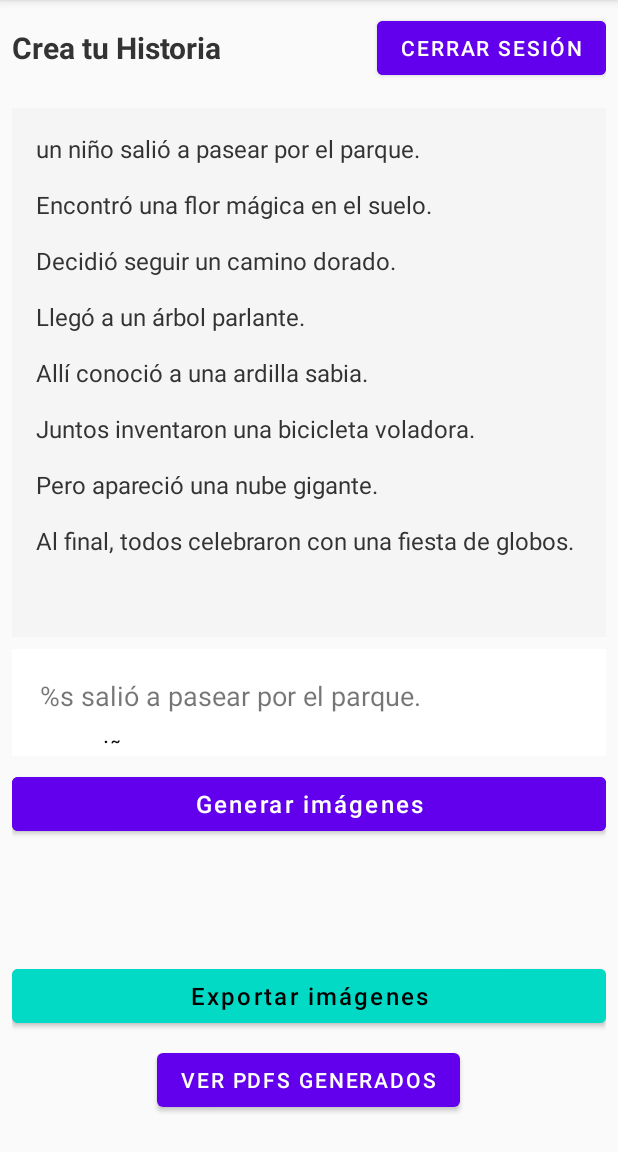
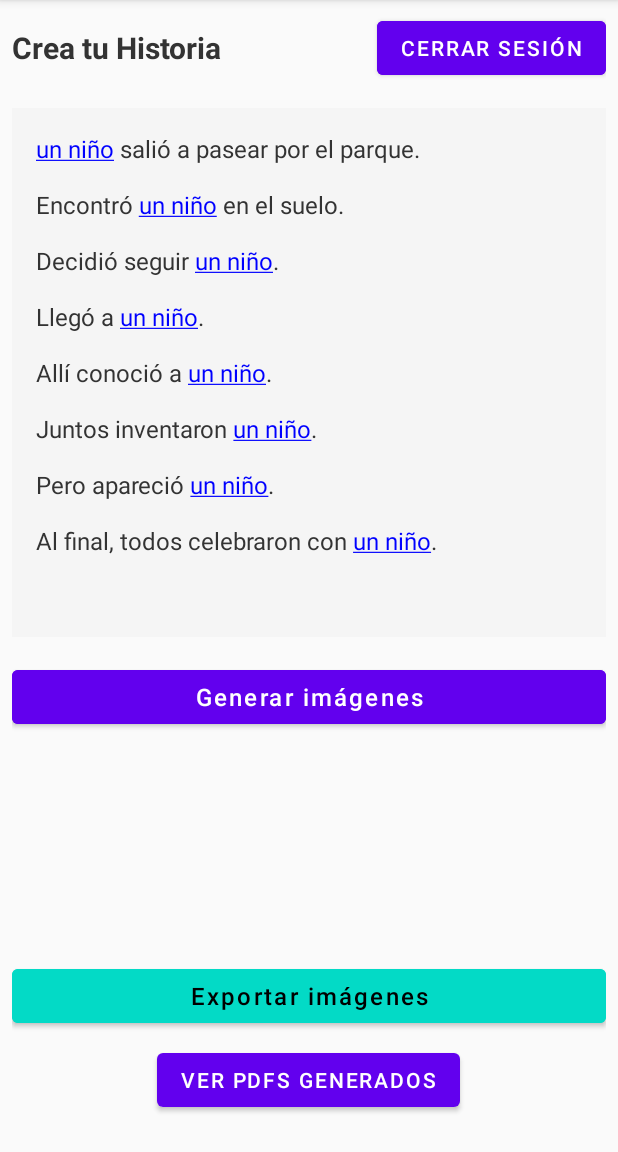
Before and after one commit to spardoc/StoryLens, an Android app: the screen it shows after launch once a user with an empty profile is signed in (MainActivity), on a phone screen of 412 x 824 dp, the part 84-1236 px from its top. Run offline under Robolectric (Android 15) with nearby library versions, the phone set to English and light mode, and no system bars; our stand-ins replace Firebase (no records; nobody signed in at launch, a user with empty details on screens opened directly); pictures from the network do not load; 2 statements that could not run were skipped.

Commit message:
added more compact history in the design

```diff
--- a/app/src/main/java/com/example/write_vision_ai/main/MainActivity.java
+++ b/app/src/main/java/com/example/write_vision_ai/main/MainActivity.java
@@ -1,11 +1,19 @@
 package com.example.write_vision_ai.main;
+
 
 import android.Manifest;
 import android.content.ActivityNotFoundException;
 import android.content.Intent;
 import android.content.pm.PackageManager;
+import android.graphics.Color;
 import android.net.Uri;
 import android.os.Bundle;
+import android.text.SpannableStringBuilder;
+import android.text.Spanned;
+import android.text.TextPaint;
+import android.text.method.LinkMovementMethod;
+import android.text.style.ClickableSpan;
+import android.view.MotionEvent;
 import android.view.View;
 import android.widget.*;
 
@@ -43,12 +51,12 @@ public class MainActivity extends AppCompatActivity implements ImageAdapter.OnAd
     private FirebaseAuth mAuth;
     private FirebaseFirestore db;
     private final List<String> imageUrls = new ArrayList<>();
-    private final List<Spinner> spinners = new ArrayList<>();
-    private LinearLayout storyLayout;
-    private TextView tvStoryPreview;
+    private TextView tvInteractiveStory;
+    private String[] currentSelections;
+    private SpannableStringBuilder interactiveStoryBuilder;
 
     private static final int REQ_CAPTURE_TEXT = 2001;
-    private static final int REQ_SELECT_FRAME  = 2002;
+    private static final int REQ_SELECT_FRAME = 2002;
     private int pendingImageIndex = -1;
 
     @Override
@@ -66,7 +74,7 @@ public class MainActivity extends AppCompatActivity implements ImageAdapter.OnAd
         // Inicializar Firebase y AppCheck
         FirebaseManager.initialize(this);
         mAuth = FirebaseManager.getAuth();
-        db    = FirebaseManager.getFirestore();
+        db = FirebaseManager.getFirestore();
 
         // Vistas
         initializeViews();
@@ -85,13 +93,37 @@ public class MainActivity extends AppCompatActivity implements ImageAdapter.OnAd
                 startActivity(new Intent(MainActivity.this, PdfListActivity.class))
         );
 
-        // Construir el formulario de historia
-        buildStoryForm(StoryConstants.basePrompts, StoryConstants.options);
+        // Inicializar selecciones
+        currentSelections = new String[StoryConstants.basePrompts.length];
+        for (int i = 0; i < StoryConstants.options.length; i++) {
+            currentSelections[i] = StoryConstants.options[i][0];
+        }
+        Arrays.fill(currentSelections, StoryConstants.options[0][0]); // Valor por defecto
+
+        // Construir historia interactiva
+        buildInteractiveStory();
+
+        // Configurar clics en palabras variables
+        tvInteractiveStory.setMovementMethod(LinkMovementMethod.getInstance());
+        tvInteractiveStory.setOnTouchListener((v, event) -> {
+            if (event.getAction() == MotionEvent.ACTION_UP) {
+                int offset = getOffsetForPosition(tvInteractiveStory, event.getX(), event.getY());
+                if (offset != -1) {
+                    ClickableSpan[] links = interactiveStoryBuilder.getSpans(offset, offset, ClickableSpan.class);
+                    if (links.length > 0) {
+                        links[0].onClick(tvInteractiveStory);
+                        return true;
+                    }
+                }
+            }
+            return false;
+        });
 
         // Generador de imágenes
+        // Cambia esta línea en el onCreate():
         ImageGenerator imageGenerator = new ImageGenerator(
                 this,
-                spinners,
+                currentSelections, // Ahora es String[] en lugar de List<Spinner>
                 StoryConstants.basePrompts,
                 imageUrls,
                 imageAdapter,
@@ -101,6 +133,73 @@ public class MainActivity extends AppCompatActivity implements ImageAdapter.OnAd
 
         // Configurar exportación de PDF
         setupExportPdfButton();
+    }
+
+    private void buildInteractiveStory() {
+        interactiveStoryBuilder = new SpannableStringBuilder();
+
+        for (int i = 0; i < StoryConstants.basePrompts.length; i++) {
+            if (currentSelections[i] == null) {
+                currentSelections[i] = StoryConstants.options[i][0];
+            }
+            String prompt = StoryConstants.basePrompts[i];
+            String[] parts = prompt.split("%s");
+
+            // Parte antes del marcador
+            interactiveStoryBuilder.append(parts[0]);
+
+            // Palabra variable (clickable)
+            int start = interactiveStoryBuilder.length();
+            String selection = currentSelections[i] != null ? currentSelections[i] : StoryConstants.options[i][0];
+            interactiveStoryBuilder.append(selection);
+            interactiveStoryBuilder.setSpan(new VariableWordSpan(i), start, interactiveStoryBuilder.length(), Spanned.SPAN_EXCLUSIVE_EXCLUSIVE);
+
+            // Parte después del marcador (si existe)
+            if (parts.length > 1) {
+                interactiveStoryBuilder.append(parts[1]);
+            }
+
+            interactiveStoryBuilder.append("\n\n");
+        }
+
+        tvInteractiveStory.setText(interactiveStoryBuilder);
+    }
+
+    private class VariableWordSpan extends ClickableSpan {
+        private final int partIndex;
+
+        public VariableWordSpan(int partIndex) {
+            this.partIndex = partIndex;
+        }
+
+        @Override
+        public void onClick(View widget) {
+            showSelectionDialog(partIndex);
+        }
+
+        @Override
+        public void updateDrawState(TextPaint ds) {
+            super.updateDrawState(ds);
+            ds.setColor(Color.BLUE);
+            ds.setUnderlineText(true);
+        }
+    }
+
+    private void showSelectionDialog(int partIndex) {
+        new AlertDialog.Builder(this)
+                .setTitle("Selecciona una opción")
+                .setItems(StoryConstants.options[partIndex], (dialog, which) -> {
+                    currentSelections[partIndex] = StoryConstants.options[partIndex][which];
+                    buildInteractiveStory();
+                })
+                .show();
+    }
+
+    private int getOffsetForPosition(TextView textView, float x, float y) {
+        if (textView.getLayout() == null) return -1;
+
+        int line = textView.getLayout().getLineForVertical((int) y);
+        return textView.getLayout().getOffsetForHorizontal(line, x);
     }
 
     @Override
@@ -130,13 +229,12 @@ public class MainActivity extends AppCompatActivity implements ImageAdapter.OnAd
     }
 
     private void initializeViews() {
-        btnGenerate    = findViewById(R.id.btnGenerate);
-        btnLogout      = findViewById(R.id.btnLogout);
-        btnExportPdf   = findViewById(R.id.btnExportPdf);
-        btnVerPdfs     = findViewById(R.id.btnVerPdfs);
-        recyclerView   = findViewById(R.id.recyclerView);
-        storyLayout    = findViewById(R.id.storyLayout);
-        tvStoryPreview = findViewById(R.id.tvStoryPreview);
+        btnGenerate = findViewById(R.id.btnGenerate);
+        btnLogout = findViewById(R.id.btnLogout);
+        btnExportPdf = findViewById(R.id.btnExportPdf);
+        btnVerPdfs = findViewById(R.id.btnVerPdfs);
+        recyclerView = findViewById(R.id.recyclerView);
+        tvInteractiveStory = findViewById(R.id.tvInteractiveStory);
     }
 
     private void setupRecyclerView() {
@@ -148,14 +246,17 @@ public class MainActivity extends AppCompatActivity implements ImageAdapter.OnAd
     private void setupLogoutButton() {
         btnLogout.setOnClickListener(v ->
                 FirebaseManager.logout(new FirebaseManager.OnLogoutListener() {
-                    @Override public void onLogoutSuccess() {
+                    @Override
+                    public void onLogoutSuccess() {
                         runOnUiThread(() -> {
                             Toast.makeText(MainActivity.this, "Sesión cerrada", Toast.LENGTH_SHORT).show();
                             startActivity(new Intent(MainActivity.this, LoginActivity.class));
                             finish();
                         });
                     }
-                    @Override public void onLogoutFailure(String error) {
+
+                    @Override
+                    public void onLogoutFailure(String error) {
                         runOnUiThread(() ->
                                 Toast.makeText(MainActivity.this, "Error al cerrar sesión: " + error,
                                         Toast.LENGTH_SHORT).show());
@@ -185,11 +286,14 @@ public class MainActivity extends AppCompatActivity implements ImageAdapter.OnAd
         PdfGenerator.generateAndSavePdf(
                 this, paths, fileName,
                 new PdfGenerator.PdfExportCallback() {
-                    @Override public void onSuccess(File pdfFile) {
+                    @Override
+                    public void onSuccess(File pdfFile) {
                         abrirPdfGenerado(fileName);
                         uploadPdfToFirebase(pdfFile);
                     }
-                    @Override public void onFailure(Exception e) {
+
+                    @Override
+                    public void onFailure(Exception e) {
                         Toast.makeText(MainActivity.this,
                                 "Error al generar PDF", Toast.LENGTH_SHORT).show();
                     }
@@ -214,7 +318,7 @@ public class MainActivity extends AppCompatActivity implements ImageAdapter.OnAd
 
     private void uploadPdfToFirebase(File pdfFile) {
         String userId = mAuth.getCurrentUser().getUid();
-        Uri    uri    = Uri.fromFile(pdfFile);
+        Uri uri = Uri.fromFile(pdfFile);
         StorageReference ref = FirebaseStorage.getInstance()
                 .getReference("pdfs/" + userId + "/" + pdfFile.getName());
 
@@ -227,48 +331,4 @@ public class MainActivity extends AppCompatActivity implements ImageAdapter.OnAd
                                 Toast.LENGTH_LONG).show()
                 );
     }
-
-    private void buildStoryForm(String[] storyParts, String[][] options) {
-        for (int i = 0; i < storyParts.length; i++) {
-            LinearLayout item = new LinearLayout(this);
-            item.setOrientation(LinearLayout.VERTICAL);
-            item.setPadding(16, 16, 16, 16);
-
-            TextView tvPart = new TextView(this);
-            tvPart.setText(storyParts[i]);
-            tvPart.setTextSize(18);
-            item.addView(tvPart);
-
-            Spinner spinner = new Spinner(this);
-            ArrayAdapter<String> adapter = new ArrayAdapter<>(
-                    this, R.layout.spinner_item, options[i]
-            );
-            adapter.setDropDownViewResource(android.R.layout.simple_spinner_dropdown_item);
-            spinner.setAdapter(adapter);
-
-            final int idx = i;
-            spinner.setOnItemSelectedListener(new AdapterView.OnItemSelectedListener() {
-                @Override public void onItemSelected(AdapterView<?> p, View v, int pos, long id) {
-                    updateStoryPreview(idx, p.getItemAtPosition(pos).toString());
-                }
-                @Override public void onNothingSelected(AdapterView<?> p) {}
-            });
-
-            spinners.add(spinner);
-            item.addView(spinner);
-            storyLayout.addView(item);
-        }
-    }
-
-    private void updateStoryPreview(int changedIndex, String selection) {
-        StringBuilder sb = new StringBuilder();
-        for (int i = 0; i < spinners.size(); i++) {
-            String sel = (i == changedIndex)
-                    ? selection
-                    : spinners.get(i).getSelectedItem().toString();
-            sb.append(String.format(StoryConstants.basePrompts[i], sel))
-                    .append("\n\n");
-        }
-        tvStoryPreview.setText(sb.toString());
-    }
 }
--- a/app/src/main/java/com/example/write_vision_ai/utils/ImageGenerator.java
+++ b/app/src/main/java/com/example/write_vision_ai/utils/ImageGenerator.java
@@ -1,10 +1,10 @@
 package com.example.write_vision_ai.utils;
+
 
 import android.content.Context;
 import android.os.Handler;
 import android.os.Looper;
 import android.util.Log;
-import android.widget.Spinner;
 import android.widget.Toast;
 
 import androidx.recyclerview.widget.RecyclerView;
@@ -24,22 +24,21 @@ import retrofit2.Response;
 public class ImageGenerator {
 
     private final Context context;
-    private final List<Spinner> spinners;
+    private final String[] currentSelections;  // Cambiado de List<Spinner> a String[]
     private final String[] basePrompts;
     private final List<String> imageUrls;
     private final RecyclerView.Adapter<?> imageAdapter;
-    private final ApiService apiService;  // Define tu interfaz Retrofit
-
+    private final ApiService apiService;
     private final Handler mainHandler = new Handler(Looper.getMainLooper());
 
     public ImageGenerator(Context context,
-                          List<Spinner> spinners,
+                          String[] currentSelections,  // Cambiado el parámetro
                           String[] basePrompts,
                           List<String> imageUrls,
                           RecyclerView.Adapter<?> imageAdapter,
                           ApiService apiService) {
         this.context = context;
-        this.spinners = spinners;
+        this.currentSelections = currentSelections;
         this.basePrompts = basePrompts;
         this.imageUrls = imageUrls;
         this.imageAdapter = imageAdapter;
@@ -47,19 +46,29 @@ public class ImageGenerator {
     }
 
     public void generateImages() {
-        Log.d("DEBUG", "spinners size: " + spinners.size());
+        Log.d("DEBUG", "currentSelections length: " + currentSelections.length);
         imageUrls.clear();
         mainHandler.post(() -> imageAdapter.notifyDataSetChanged());
 
-        for (int i = 0; i < spinners.size(); i++) {
-            String selection = spinners.get(i).getSelectedItem().toString();
+        // Verifica que tengamos suficientes selecciones
+        if (currentSelections.length != basePrompts.length) {
+            Log.e("ERROR", "El número de selecciones no coincide con los prompts");
+            return;
+        }
+
+        for (int i = 0; i < currentSelections.length; i++) {
+            String selection = currentSelections[i];
+            if (selection == null) {
+                selection = StoryConstants.options[i][0]; // Valor por defecto
+            }
+
             String prompt = String.format(basePrompts[i], selection);
+            Log.d("PROMPT_DEBUG", "Prompt " + i + ": " + prompt); // Para depuración
             generateImage(prompt);
         }
     }
 
     private void generateImage(String prompt) {
-
         Map<String, Object> requestBody = new HashMap<>();
         requestBody.put("model", "dall-e-3");
         requestBody.put("prompt", prompt);
--- a/app/src/main/java/com/example/write_vision_ai/utils/StoryConstants.java
+++ b/app/src/main/java/com/example/write_vision_ai/utils/StoryConstants.java
@@ -1,15 +1,16 @@
 package com.example.write_vision_ai.utils;
+
 
 public class StoryConstants {
     public static final String[][] options = {
-            {"un niño", "una niña", "un perro", "un gato"},
-            {"una flor mágica", "una piedra brillante", "una hoja gigante"},
-            {"un camino dorado", "una huella misteriosa", "un mapa antiguo"},
-            {"un árbol parlante", "una cueva secreta", "un castillo en miniatura"},
-            {"una ardilla sabia", "un búho cantante", "un ratón inventor"},
-            {"una bicicleta voladora", "un paraguas que habla", "un robot de hojas"},
-            {"una nube gigante", "un monstruo de chocolate", "una sombra traviesa"},
-            {"una fiesta de globos", "una danza mágica", "un picnic de estrellas"}
+            {"un niño", "una niña", "un perro", "un gato"},            // Personaje principal
+            {"una flor mágica", "una piedra brillante", "una hoja gigante"}, // Objeto encontrado
+            {"un camino dorado", "una huella misteriosa", "un mapa antiguo"}, // Camino a seguir
+            {"un árbol parlante", "una cueva secreta", "un castillo en miniatura"}, // Lugar
+            {"una ardilla sabia", "un búho cantante", "un ratón inventor"},   // Personaje secundario
+            {"una bicicleta voladora", "un paraguas que habla", "un robot de hojas"}, // Invento
+            {"una nube gigante", "un monstruo de chocolate", "una sombra traviesa"}, // Antagonista
+            {"una fiesta de globos", "una danza mágica", "un picnic de estrellas"}  // Final
     };
 
     public static final String[] basePrompts = {
--- /dev/null
+++ b/app/src/main/res/drawable/spinner_background.xml
@@ -0,0 +1,4 @@
+<?xml version="1.0" encoding="utf-8"?>
+<selector xmlns:android="http://schemas.android.com/apk/res/android">
+
+</selector>
--- a/app/src/main/res/layout/activity_main.xml
+++ b/app/src/main/res/layout/activity_main.xml
@@ -37,39 +37,19 @@
             android:paddingHorizontal="16dp"/>
     </LinearLayout>
 
-    <!-- Previsualización de la historia -->
+    <!-- Historia interactiva -->
     <TextView
-        android:id="@+id/tvStoryPreview"
+        android:id="@+id/tvInteractiveStory"
         android:layout_width="match_parent"
         android:layout_height="wrap_content"
         android:textSize="16sp"
         android:textColor="#333333"
         android:padding="16dp"
         android:background="#F5F5F5"
-        android:layout_marginBottom="8dp"/>
+        android:layout_marginBottom="8dp"
+        android:textIsSelectable="true"/>
 
-    <!-- ScrollView con el contenido de la historia -->
-    <ScrollView
-        android:id="@+id/storyScroll"
-        android:layout_width="match_parent"
-        android:layout_height="0dp"
-        android:layout_weight="1"
-        android:fillViewport="true"
-        android:background="#FFFFFF"
-        android:padding="8dp">
-
-        <LinearLayout
-            android:id="@+id/storyLayout"
-            android:layout_width="match_parent"
-            android:layout_height="wrap_content"
-            android:orientation="vertical">
-
-            <!-- Las opciones se generan dinámicamente desde el código -->
-
-        </LinearLayout>
-    </ScrollView>
-
-    <!-- Botón generar imágenes -->
+    <!-- Resto del layout se mantiene igual -->
     <Button
         android:id="@+id/btnGenerate"
         android:layout_width="match_parent"
@@ -81,7 +61,6 @@
         android:textAllCaps="false"
         android:textSize="16sp"/>
 
-    <!-- RecyclerView para mostrar las imágenes -->
     <androidx.recyclerview.widget.RecyclerView
         android:id="@+id/recyclerView"
         android:layout_width="match_parent"
@@ -89,7 +68,6 @@
         android:layout_weight="1"
         android:padding="8dp" />
 
-    <!-- Botón exportar imágenes -->
     <Button
         android:id="@+id/btnExportPdf"
         android:layout_width="match_parent"
@@ -109,5 +87,4 @@
         android:text="Ver PDFs generados"
         android:layout_marginBottom="16dp"
         android:layout_gravity="center_horizontal" />
-
 </LinearLayout>
--- a/app/src/main/res/values/colors.xml
+++ b/app/src/main/res/values/colors.xml
@@ -7,4 +7,9 @@
     <color name="teal_700">#FF018786</color>
     <color name="black">#FF000000</color>
     <color name="white">#FFFFFFFF</color>
+    <color name="gray_200">#918F92</color>
+
+
+
+
 </resources>
```
